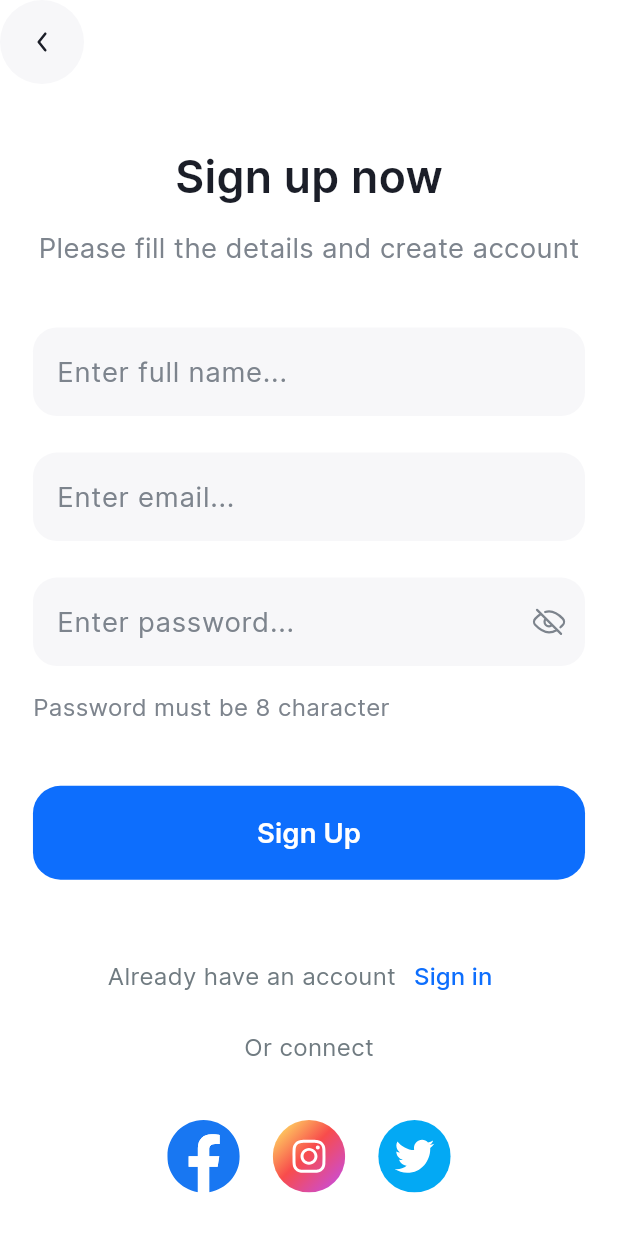
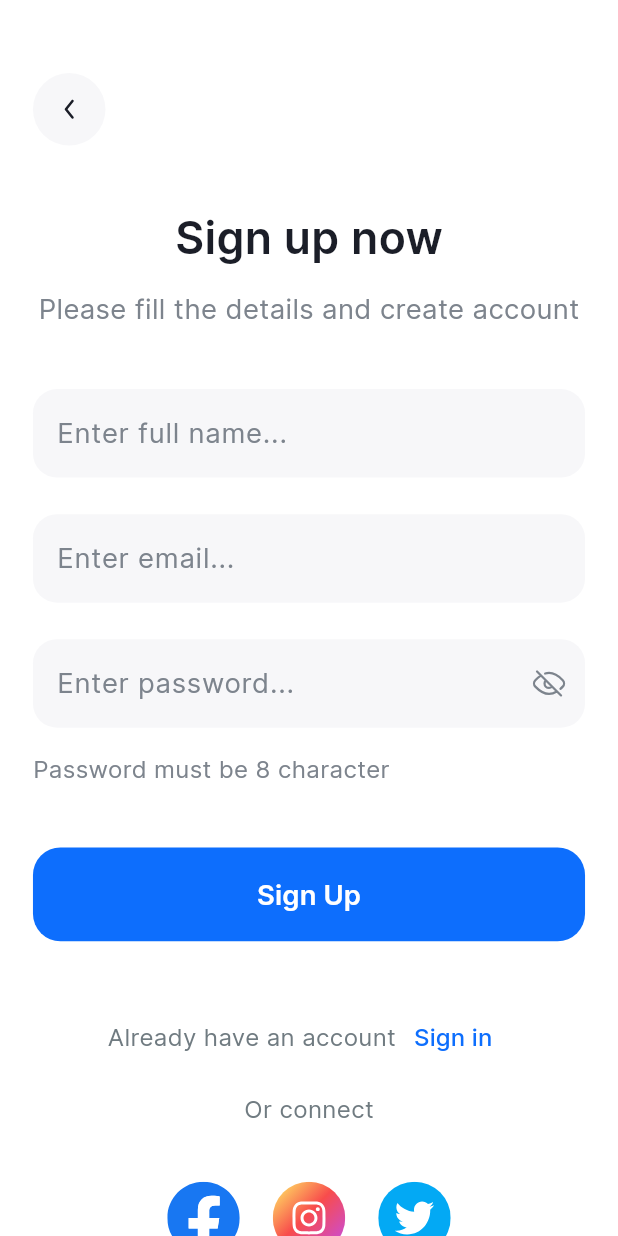
Before and after one commit to SharifboyMuminov/travel_app, a Flutter app: the SignUpScreen screen opened directly, on a phone screen of 412 x 824 dp. Run offline on Flutter 3.47's test engine with Material 3 defaults, Android fonts, the phone set to English and light mode, and no system bars; our stand-ins replace flutter_screenutil, flutter_svg.

Commit message:
end work sign up  page

```diff
--- a/lib/screens/auth/sign_up/sign_up_screen.dart
+++ b/lib/screens/auth/sign_up/sign_up_screen.dart
@@ -22,19 +22,19 @@ class _SignUpScreenState extends State<SignUpScreen> {
   @override
   Widget build(BuildContext context) {
     return Scaffold(
-      appBar: AppBar(
-        elevation: 0,
-        backgroundColor: AppColors.white,
-        leading: GlobalArrowBackButton(
-          onTab: () {
-            Navigator.pop(context);
-          },
-        ),
-      ),
       body: SingleChildScrollView(
         padding: EdgeInsets.symmetric(horizontal: 20.we),
         child: Column(
           children: [
+            48.getH(),
+            Align(
+              alignment: Alignment.topLeft,
+              child: GlobalArrowBackButton(
+                onTab: () {
+                  Navigator.pop(context);
+                },
+              ),
+            ),
             40.getH(),
             Text(
               "Sign up now",
```
